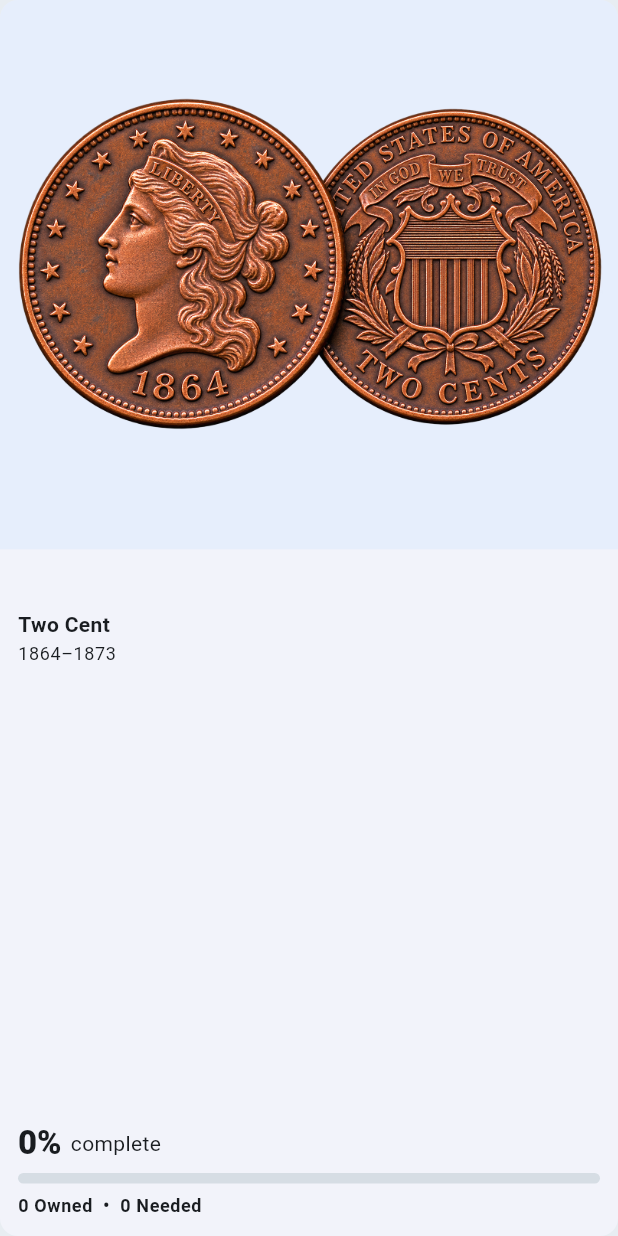
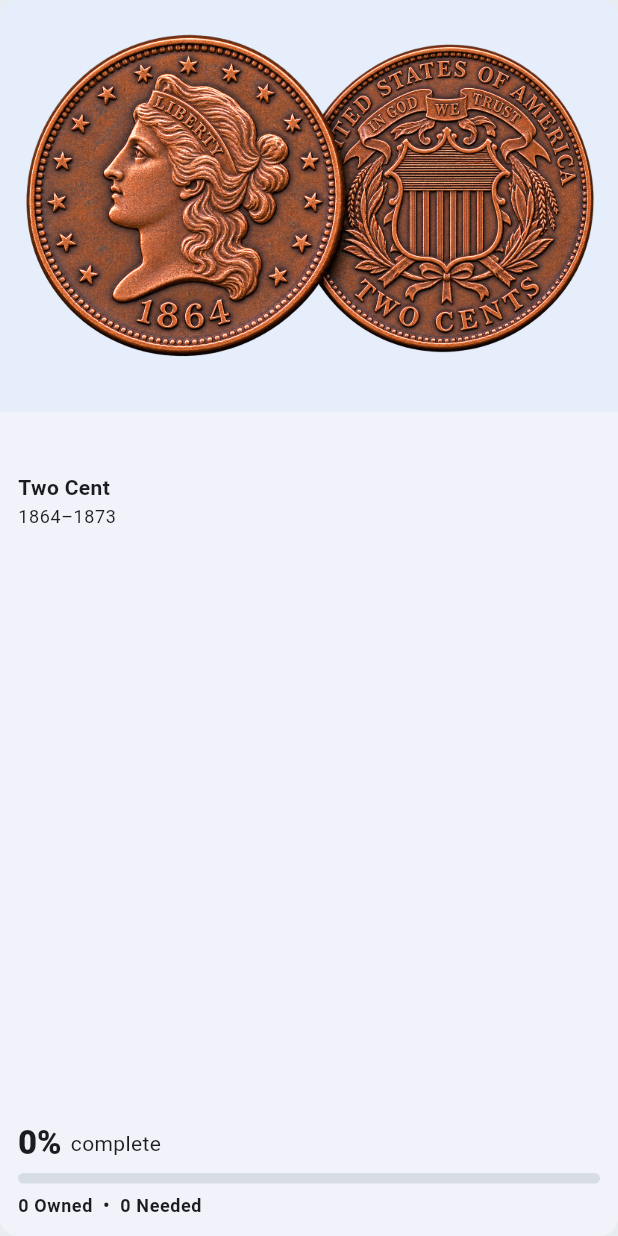
Before and after one commit to bch383-code/HeritageVault, a Flutter app: the SeriesCard widget shown alone on an empty page, opened directly with empty values, on a phone screen of 412 x 824 dp. Run offline on Flutter 3.47's test engine with Material 3 defaults, Android fonts, the light colour scheme and no system bars; our stand-ins replace file_picker, sqflite_common_ffi; missing offline and left inert: spreadsheet_decoder; accounts and stored records are empty.

Commit message:
Update series completion and card layout

```diff
--- a/lib/screens/coin_series_explorer_screen.dart
+++ b/lib/screens/coin_series_explorer_screen.dart
@@ -304,7 +304,7 @@ Future<void> _openSeries(String seriesName) async {
               maxCrossAxisExtent: 420,
               mainAxisSpacing: 18,
               crossAxisSpacing: 18,
-              childAspectRatio: 1.25,
+              childAspectRatio: 1.15,
             ),
             itemBuilder: (context, index) {
               final series = visibleSeries[index];
--- a/lib/widgets/series_card.dart
+++ b/lib/widgets/series_card.dart
@@ -20,12 +20,12 @@ class SeriesCard extends StatelessWidget {
     this.onTap,
   });
 
-  int get trackedTotal => owned + needed;
+int get totalCoins => owned + needed + untracked;
 
-  double get completionRate {
-    if (trackedTotal == 0) return 0;
-    return owned / trackedTotal;
-  }
+double get completionRate {
+  if (totalCoins == 0) return 0;
+  return owned / totalCoins;
+}
 
   String? _thumbnailForTitle(String value) {
     final name = value.trim().toLowerCase();
@@ -98,7 +98,7 @@ class SeriesCard extends StatelessWidget {
           crossAxisAlignment: CrossAxisAlignment.start,
           children: [
             Expanded(
-              flex: 4,
+              flex: 3,
               child: Container(
                 width: double.infinity,
                 color: colors.primaryContainer.withValues(alpha: 0.35),
@@ -106,7 +106,7 @@ class SeriesCard extends StatelessWidget {
               ),
             ),
             Expanded(
-              flex: 5,
+              flex: 6,
               child: Padding(
                 padding: const EdgeInsets.all(12),
                 child: Column(
```
